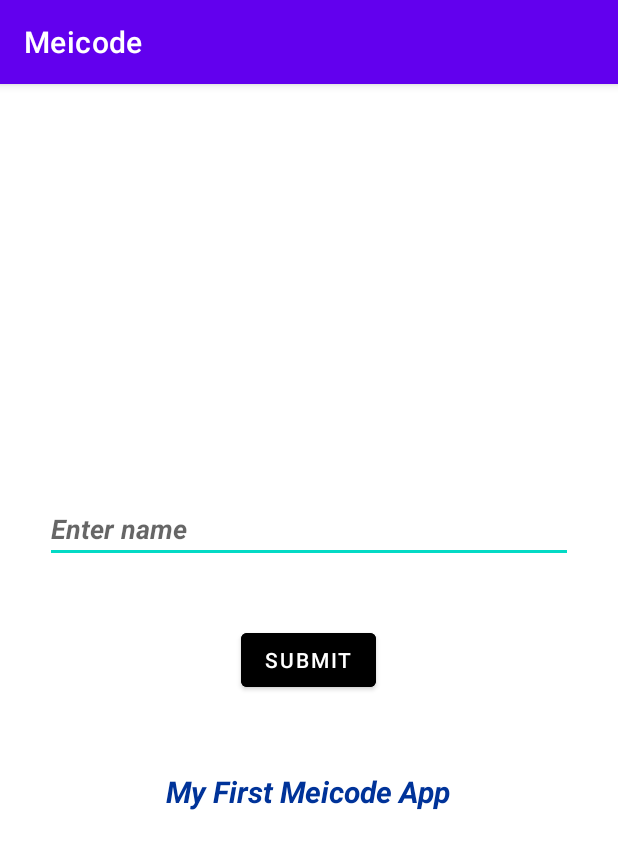
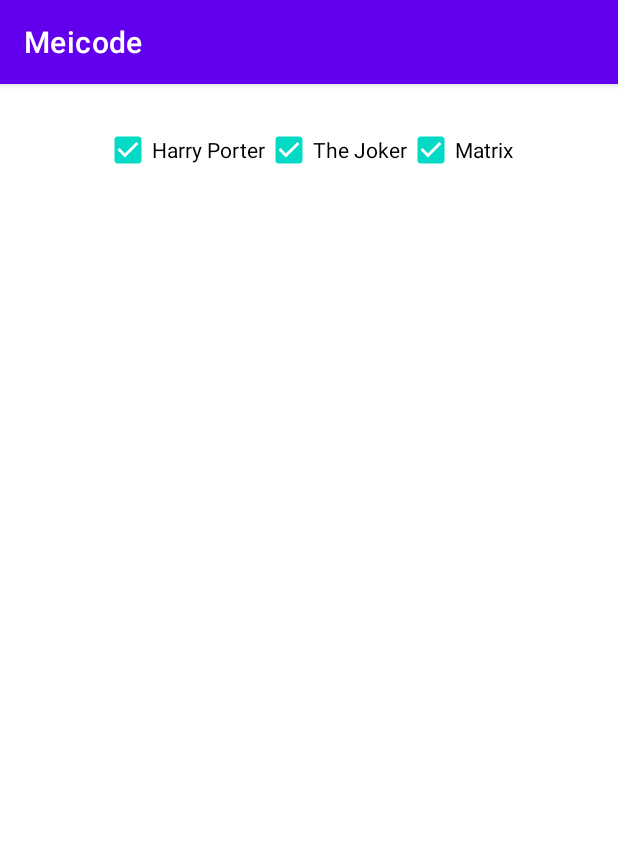
Before and after one commit to Dhannyphantom/meicode-android, an Android app: the screen it shows after launch (MainActivity), on a phone screen of 412 x 824 dp. Shown: the top 849 px of the screen. Run offline under Robolectric (Android 15) with nearby library versions, the phone set to English and light mode, and no system bars.

Commit message:
Checkboxes

```diff
--- a/app/src/main/java/com/example/meicode/MainActivity.java
+++ b/app/src/main/java/com/example/meicode/MainActivity.java
@@ -2,47 +2,34 @@ package com.example.meicode;
 
 import androidx.appcompat.app.AppCompatActivity;
 
-import android.annotation.SuppressLint;
 import android.os.Bundle;
-import android.view.View;
-import android.widget.Button;
-import android.widget.EditText;
-import android.widget.TextView;
+import android.widget.CheckBox;
+import android.widget.CompoundButton;
 import android.widget.Toast;
 
-public class MainActivity extends AppCompatActivity implements View.OnClickListener {
-   private TextView txtMessage;
-   private EditText edtTxtName;
-    @SuppressLint("NonConstantResourceId")
-    @Override
-    public void onClick(View view) {
-        switch (view.getId()) {
-            case R.id.btnSubmit:
-                handleSubmit(view);
-                break;
-            case R.id.edTxtName:
-                Toast.makeText(this, "Input focused", Toast.LENGTH_SHORT).show();
-            default:
-                break;
-        }
-    }
+public class MainActivity extends AppCompatActivity {
+
+    CheckBox checkBoxHarry, checkBoxJoker, checkBoxMatrix;
 
     @Override
     protected void onCreate(Bundle savedInstanceState) {
         super.onCreate(savedInstanceState);
         setContentView(R.layout.activity_main);
 
-        Button submitBtn = findViewById(R.id.btnSubmit);
-        txtMessage = findViewById(R.id.txtMessage);
-        edtTxtName = findViewById(R.id.edTxtName);
+        checkBoxHarry = findViewById(R.id.checkboxHarryporter);
 
-        edtTxtName.setOnClickListener(this);
-        submitBtn.setOnClickListener(this);
+        checkBoxHarry.setOnCheckedChangeListener(new CompoundButton.OnCheckedChangeListener() {
+            @Override
+            public void onCheckedChanged(CompoundButton compoundButton, boolean b) {
+                if (b) {
+                    Toast.makeText(MainActivity.this, "Watched", Toast.LENGTH_SHORT).show();
+                } else {
+                    Toast.makeText(MainActivity.this, "Not watched", Toast.LENGTH_SHORT).show();
+                }
+            }
+        });
 
     }
 
-    public void handleSubmit (View v) {
-        txtMessage.setText(edtTxtName.getText().toString());
-    }
 
 }
--- a/app/src/main/res/layout/activity_main.xml
+++ b/app/src/main/res/layout/activity_main.xml
@@ -4,41 +4,42 @@
     xmlns:tools="http://schemas.android.com/tools"
     android:layout_width="match_parent"
     android:layout_height="match_parent"
+    android:padding="10dp"
     tools:context=".MainActivity">
 
-    <EditText
-        android:id="@+id/edTxtName"
-        android:layout_width="match_parent"
-        android:layout_height="wrap_content"
-        android:layout_above="@+id/btnSubmit"
-        android:layout_marginHorizontal="30dp"
-        android:layout_marginBottom="25dp"
-        android:textStyle="bold|italic"
-        android:hint="Enter name" />
-
-    <TextView
-        android:id="@+id/txtMessage"
+    <RelativeLayout
         android:layout_width="wrap_content"
         android:layout_height="wrap_content"
-        android:layout_centerInParent="true"
-        android:text="My First Meicode App"
-        android:layout_marginTop="50dp"
-        android:layout_below="@+id/btnSubmit"
-        android:textColor="#003399"
-        android:textSize="20sp"
-        android:textStyle="bold|italic" />
+        android:layout_centerHorizontal="true"
+        android:layout_marginTop="10dp">
+        <CheckBox
+            android:layout_width="wrap_content"
+            android:layout_height="wrap_content"
+            android:text="Harry Porter"
+            android:checked="true"
+            android:id="@+id/checkboxHarryporter"
 
-    <Button
-        android:id="@+id/btnSubmit"
-        android:layout_width="wrap_content"
-        android:layout_height="wrap_content"
-        android:layout_centerInParent="true"
-        android:layout_centerHorizontal="true"
-        android:layout_marginHorizontal="20dp"
-        android:layout_marginTop="15dp"
-        android:backgroundTint="@color/black"
-        android:text="Submit"
+            />
+        <CheckBox
+            android:layout_width="wrap_content"
+            android:layout_height="wrap_content"
+            android:text="The Joker"
+            android:checked="true"
+            android:id="@+id/checkboxJoker"
+            android:layout_toRightOf="@+id/checkboxHarryporter"
+            />
+        <CheckBox
+            android:layout_width="wrap_content"
+            android:layout_height="wrap_content"
+            android:text="Matrix"
+            android:id="@+id/checkboxMatrix"
+            android:layout_toRightOf="@+id/checkboxJoker"
+            android:checked="true"
 
-        />
+            />
+    </RelativeLayout>
+
+
+
 
 </RelativeLayout>
```
